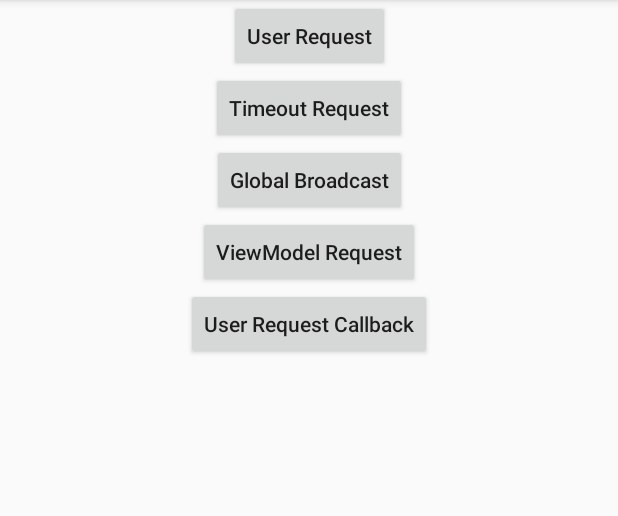
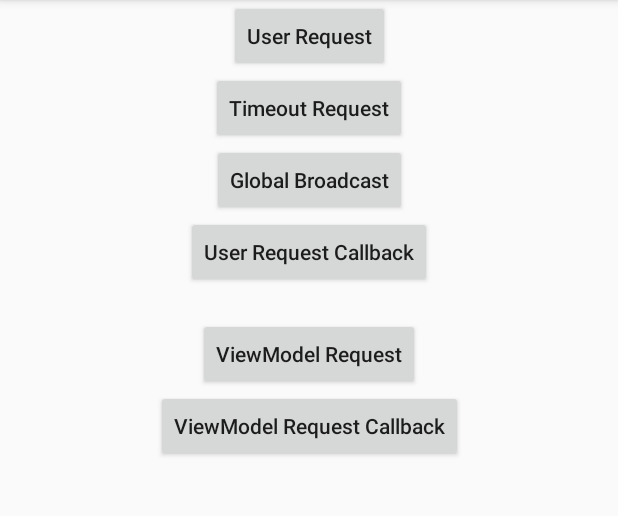
Before and after one commit to itvincent-git/proto-queue, an Android app: the XunhuanActivity screen opened directly, with no data from a screen before it, on a phone screen of 412 x 824 dp, the part 84-600 px from its top. Run offline under Robolectric (Android 15) with nearby library versions, the phone set to English and light mode, and no system bars; libraries missing offline, so code that uses them is left out: com.google.protobuf.nano, net.slog, net.stripe.lib; 3 statements that could not run were skipped.

Commit message:
RequestParameter 增加生命周期的参数，支持生命周期结束时，dispose protoqueue的任务

```diff
--- a/sample/src/main/res/layout/activity_xunhuan.xml
+++ b/sample/src/main/res/layout/activity_xunhuan.xml
@@ -37,16 +37,6 @@
         app:layout_constraintTop_toBottomOf="@+id/timeout_request" />
 
     <Button
-        android:id="@+id/vm_request"
-        android:layout_width="wrap_content"
-        android:layout_height="wrap_content"
-        android:text="ViewModel Request"
-        android:textAllCaps="false"
-        app:layout_constraintEnd_toEndOf="parent"
-        app:layout_constraintStart_toStartOf="parent"
-        app:layout_constraintTop_toBottomOf="@+id/global_broadcast" />
-
-    <Button
         android:id="@+id/user_request_cb"
         android:layout_width="wrap_content"
         android:layout_height="wrap_content"
@@ -54,6 +44,29 @@
         android:textAllCaps="false"
         app:layout_constraintEnd_toEndOf="parent"
         app:layout_constraintStart_toStartOf="parent"
+        app:layout_constraintTop_toBottomOf="@+id/global_broadcast" />
+
+    <Button
+        android:id="@+id/vm_request"
+        android:layout_width="wrap_content"
+        android:layout_height="wrap_content"
+        android:text="ViewModel Request"
+        android:textAllCaps="false"
+        android:layout_marginTop="20dp"
+        app:layout_constraintEnd_toEndOf="parent"
+        app:layout_constraintStart_toStartOf="parent"
+        app:layout_constraintTop_toBottomOf="@+id/user_request_cb" />
+
+    <Button
+        android:id="@+id/vm_request_callback"
+        android:layout_width="wrap_content"
+        android:layout_height="wrap_content"
+        android:text="ViewModel Request Callback"
+        android:textAllCaps="false"
+        app:layout_constraintEnd_toEndOf="parent"
+        app:layout_constraintStart_toStartOf="parent"
         app:layout_constraintTop_toBottomOf="@+id/vm_request" />
 
+
+
 </android.support.constraint.ConstraintLayout>
--- a/versions.gradle
+++ b/versions.gradle
@@ -30,7 +30,7 @@ versions.gradle_download_task = '3.2.0'
 versions.javapoet = '1.10.0'
 versions.auto_common = '0.10'
 versions.kotlinpoet = '1.5.0'
-versions.stripe_coroutine = '0.7.0-newvm'
+versions.stripe_coroutine = '0.8.1-newvm'
 
 ext.versions = versions
 
```
Also changed, not shown: protoqueue-common/src/main/java/net/protoqueue/rpc/Parameter.kt (deleted, +0 -16 lines), protoqueue-compiler/src/main/java/net/protoqueue/compiler/writer/ProtoQueueRPCWriter.kt (+19 -20 lines), protoqueue-runtime/src/main/java/net/protoqueue/ProtoDisposable.kt (+13 -0 lines), protoqueue-runtime/src/main/java/net/protoqueue/ProtoQueue.kt (+31 -0 lines), protoqueue-runtime/src/main/java/net/protoqueue/rpc/Parameter.kt (added, +43 -0 lines), sample/src/main/java/net/protoqueue/sample/dsl/XunhuanActivity.kt (+24 -13 lines), sample/src/main/java/net/protoqueue/sample/dsl/XunhuanViewModel.kt (+27 -0 lines), protoqueue-runtime/src/main/java/net/protoqueue/rpc/Response.kt (renamed from protoqueue-common/src/main/java/net/protoqueue/rpc/Response.kt).
